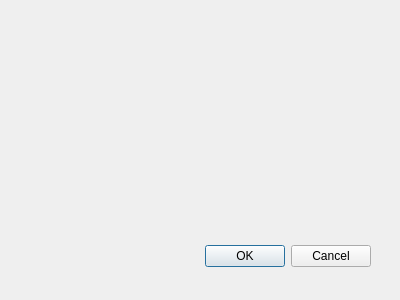
Above: verklegt_vika_3/verklegt_GUI/UI/scientistinformation.ui from vilhjalmur12/verklegt_1 before the change. Below: the same form after it.
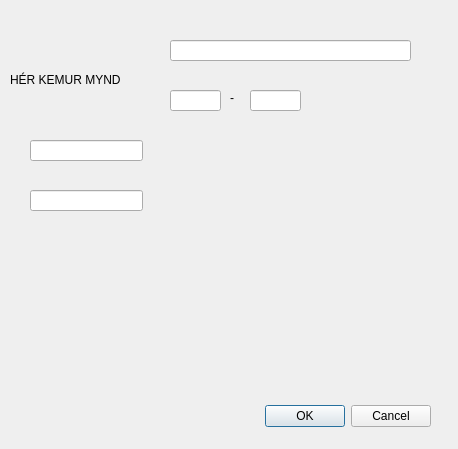
That is the form after the change.

What changed in the file:
```diff
--- a/verklegt_vika_3/verklegt_GUI/UI/scientistinformation.ui
+++ b/verklegt_vika_3/verklegt_GUI/UI/scientistinformation.ui
@@ -3,23 +3,23 @@
  <comment></comment>
  <exportmacro></exportmacro>
  <class>Dialog</class>
- <widget class="QDialog" name="Dialog" >
-  <property name="geometry" >
+ <widget class="QDialog" name="Dialog">
+  <property name="geometry">
    <rect>
     <x>0</x>
     <y>0</y>
-    <width>400</width>
-    <height>300</height>
+    <width>458</width>
+    <height>449</height>
    </rect>
   </property>
   <property name="windowTitle" >
    <string>Dialog</string>
   </property>
-  <widget class="QDialogButtonBox" name="buttonBox" >
-   <property name="geometry" >
+  <widget class="QDialogButtonBox" name="buttonBox">
+   <property name="geometry">
     <rect>
-     <x>30</x>
-     <y>240</y>
+     <x>90</x>
+     <y>400</y>
      <width>341</width>
      <height>32</height>
     </rect>
@@ -31,6 +31,88 @@
     <set>QDialogButtonBox::Cancel|QDialogButtonBox::Ok</set>
    </property>
   </widget>
+  <widget class="QLabel" name="label_imageOfSci">
+   <property name="geometry">
+    <rect>
+     <x>10</x>
+     <y>10</y>
+     <width>140</width>
+     <height>140</height>
+    </rect>
+   </property>
+   <property name="minimumSize">
+    <size>
+     <width>140</width>
+     <height>140</height>
+    </size>
+   </property>
+   <property name="text">
+    <string>HÉR KEMUR MYND</string>
+   </property>
+  </widget>
+  <widget class="QLineEdit" name="lineEdit_nameOfSci">
+   <property name="geometry">
+    <rect>
+     <x>170</x>
+     <y>40</y>
+     <width>241</width>
+     <height>21</height>
+    </rect>
+   </property>
+  </widget>
+  <widget class="QLineEdit" name="lineEdit_YOB">
+   <property name="geometry">
+    <rect>
+     <x>170</x>
+     <y>90</y>
+     <width>51</width>
+     <height>21</height>
+    </rect>
+   </property>
+  </widget>
+  <widget class="QLineEdit" name="lineEdit_YOD">
+   <property name="geometry">
+    <rect>
+     <x>250</x>
+     <y>90</y>
+     <width>51</width>
+     <height>21</height>
+    </rect>
+   </property>
+  </widget>
+  <widget class="QLabel" name="label_strik">
+   <property name="geometry">
+    <rect>
+     <x>230</x>
+     <y>90</y>
+     <width>16</width>
+     <height>16</height>
+    </rect>
+   </property>
+   <property name="text">
+    <string>-</string>
+   </property>
+  </widget>
+  <widget class="QLineEdit" name="lineEdit_nationalitiOfSci">
+   <property name="geometry">
+    <rect>
+     <x>30</x>
+     <y>140</y>
+     <width>113</width>
+     <height>21</height>
+    </rect>
+   </property>
+  </widget>
+  <widget class="QLineEdit" name="lineEdit_furtherInfoOfSci">
+   <property name="geometry">
+    <rect>
+     <x>30</x>
+     <y>190</y>
+     <width>113</width>
+     <height>21</height>
+    </rect>
+   </property>
+  </widget>
  </widget>
  <pixmapfunction></pixmapfunction>
  <resources/>
```
Left out of the diff: 21 changed lines with no effect on the pictures.
